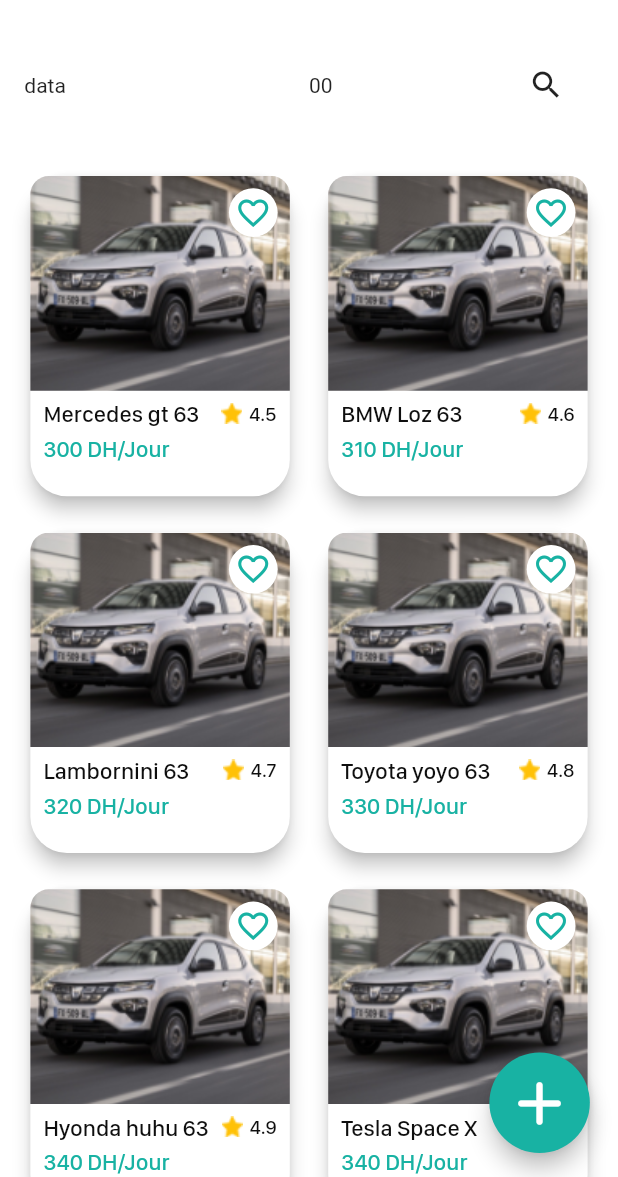
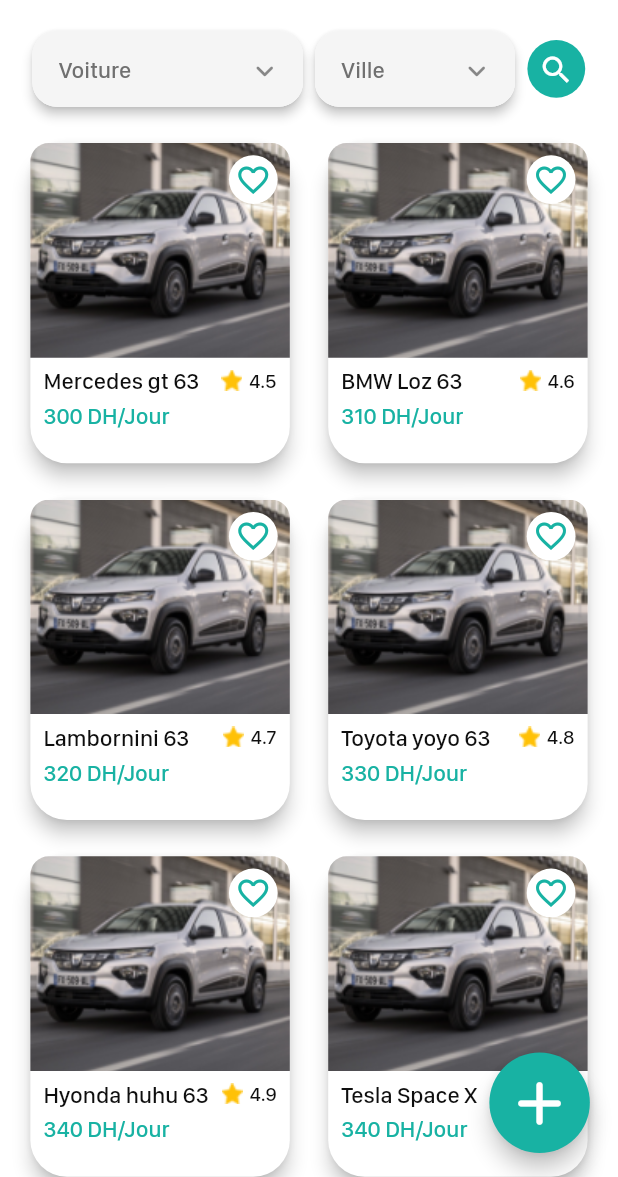
Before and after one commit to alhessiahmed/Windicar, a Flutter app: the HomeScreen screen opened by its route, on a phone screen of 412 x 824 dp, the part 59-1236 px from its top. Run offline on Flutter 3.47's test engine with Material 2 defaults, Android fonts, the phone set to English and light mode, and no system bars; drawn by our look-alikes of auto_size_text; our stand-ins replace flutter_screenutil, flutter_svg, get; network calls fail; project files that could hold a hidden picture were left out.

Commit message:
connect screens to each others

```diff
--- a/lib/main.dart
+++ b/lib/main.dart
@@ -77,9 +77,9 @@ class MyApp extends StatelessWidget {
           },
           // initialRoute: '/profile_screen',
           // initialRoute: '/favorite_screen',
-          // initialRoute: '/splash_screen',
+          initialRoute: '/splash_screen',
           // initialRoute: '/supplier_screen',
-          initialRoute: '/add_or_update_car',
+          // initialRoute: '/add_or_update_car',
         );
       },
     );
--- a/lib/screens/home_screen.dart
+++ b/lib/screens/home_screen.dart
@@ -3,11 +3,14 @@ import 'package:flutter/material.dart';
 import 'package:flutter_screenutil/flutter_screenutil.dart';
 import 'package:get/get.dart';
 import 'package:logo/getx/home_getx_controller.dart';
+import 'package:logo/screens/add_or_update_car.dart';
 import 'package:logo/screens/car_details_screen.dart';
 import 'package:logo/utils/app_bars.dart';
 import 'package:logo/utils/app_colors.dart';
 import 'package:logo/utils/app_text_styles.dart';
 import 'package:logo/widgets/car_card.dart';
+import 'package:logo/widgets/custom_floating_button.dart';
+import 'package:logo/widgets/custom_text_form_field.dart';
 
 class HomeScreen extends StatelessWidget {
   const HomeScreen({super.key});
@@ -24,22 +27,36 @@ class HomeScreen extends StatelessWidget {
       body: Column(
         children: [
           Padding(
-            padding: EdgeInsets.all(16.r),
+            padding: EdgeInsets.symmetric(horizontal: 16.w),
             child: Row(
+              crossAxisAlignment: CrossAxisAlignment.center,
               children: [
-                const Expanded(
+                Expanded(
+                  flex: 4,
+                  child: CustomTextFormField(
+                    textEditingController: TextEditingController(),
+                    hintText: 'Voiture',
+                    suffixIcon: const Icon(Icons.keyboard_arrow_down_rounded),
+                  ),
+                ),
+                Expanded(
                   flex: 3,
-                  child: Text('data'),
-                ),
-                const Expanded(
-                  flex: 2,
-                  child: Text('00'),
+                  child: CustomTextFormField(
+                    textEditingController: TextEditingController(),
+                    hintText: 'Ville',
+                    suffixIcon: const Icon(Icons.keyboard_arrow_down_rounded),
+                  ),
                 ),
                 Expanded(
                   flex: 1,
-                  child: IconButton(
-                    onPressed: () {},
-                    icon: const Icon(Icons.search),
+                  child: CircleAvatar(
+                    backgroundColor: AppColors.darkGreen,
+                    foregroundColor: AppColors.white,
+                    radius: 19.r,
+                    child: IconButton(
+                      onPressed: () {},
+                      icon: const Icon(Icons.search),
+                    ),
                   ),
                 ),
               ],
@@ -84,10 +101,7 @@ class HomeScreen extends StatelessWidget {
           ),
         ],
       ),
-      floatingActionButton: FloatingActionButton(
-        onPressed: () {},
-        child: const Icon(Icons.add_rounded),
-      ),
+      floatingActionButton: const CustomFloatingButton(),
     );
   }
 }
--- a/lib/screens/supplier/supplier_screen.dart
+++ b/lib/screens/supplier/supplier_screen.dart
@@ -6,6 +6,7 @@ import 'package:logo/getx/home_getx_controller.dart';
 import 'package:logo/utils/app_colors.dart';
 import 'package:logo/utils/app_text_styles.dart';
 import 'package:logo/widgets/car_card.dart';
+import 'package:logo/widgets/custome_bottom_navigation_bar.dart';
 
 class SupplierScreen extends StatelessWidget {
   const SupplierScreen({super.key});
@@ -182,6 +183,7 @@ class SupplierScreen extends StatelessWidget {
           )
         ],
       ),
+      bottomNavigationBar: const CustomBottomNavigationBar(),
     );
   }
 }
--- /dev/null
+++ b/lib/widgets/custom_floating_button.dart
@@ -0,0 +1,23 @@
+import 'package:flutter/material.dart';
+import 'package:logo/screens/add_or_update_car.dart';
+
+class CustomFloatingButton extends StatelessWidget {
+  const CustomFloatingButton({
+    Key? key,
+  }) : super(key: key);
+
+  @override
+  Widget build(BuildContext context) {
+    return FloatingActionButton(
+      onPressed: () {
+        Navigator.push(
+          context,
+          MaterialPageRoute(
+            builder: (context) => AddOrUpdateCar(),
+          ),
+        );
+      },
+      child: const Icon(Icons.add_rounded),
+    );
+  }
+}
--- a/lib/widgets/custom_text_form_field.dart
+++ b/lib/widgets/custom_text_form_field.dart
@@ -45,9 +45,11 @@ class CustomTextFormField extends StatelessWidget {
       ),
     );
     return Column(
-      crossAxisAlignment: CrossAxisAlignment.start,
+      // mainAxisAlignment: MainAxisAlignment.center,
+      // crossAxisAlignment: CrossAxisAlignment.start,
       children: [
         Card(
+          // margin: EdgeInsets.zero,
           shape: RoundedRectangleBorder(
             borderRadius: BorderRadius.circular(16.r),
           ),
@@ -64,11 +66,8 @@ class CustomTextFormField extends StatelessWidget {
               fontSize: 14.sp,
             ),
             decoration: InputDecoration(
-              // contentPadding: EdgeInsets.symmetric(
-              //   vertical: 21.h,
-              //   horizontal: 24.w,
-              // ),
-              // isDense: true,
+              contentPadding: EdgeInsets.symmetric(vertical: 16.h),
+              isDense: false,
               suffixIcon: Padding(
                 padding: EdgeInsetsDirectional.only(
                   end: 16.w,
@@ -101,7 +100,9 @@ class CustomTextFormField extends StatelessWidget {
             validator: validateFunctionEmpty,
           ),
         ),
-        Padding(
+        Visibility(
+          visible: textHelper?.isNotEmpty ?? false,
+          child: Padding(
             padding: EdgeInsetsDirectional.only(
               start: 16.w,
             ),
@@ -110,6 +111,7 @@ class CustomTextFormField extends StatelessWidget {
               style: TextStyle(
                 fontSize: 11.sp,
                 color: AppColors.red,
+              ),
             ),
           ),
         ),
```
Also changed, not shown: lib/screens/car_details_screen.dart (+2 -62 lines), lib/screens/profile_screen.dart (+5 -6 lines), lib/widgets/custome_bottom_navigation_bar.dart (added, +77 -0 lines). Lines whose indentation alone changed are shown as unchanged.
